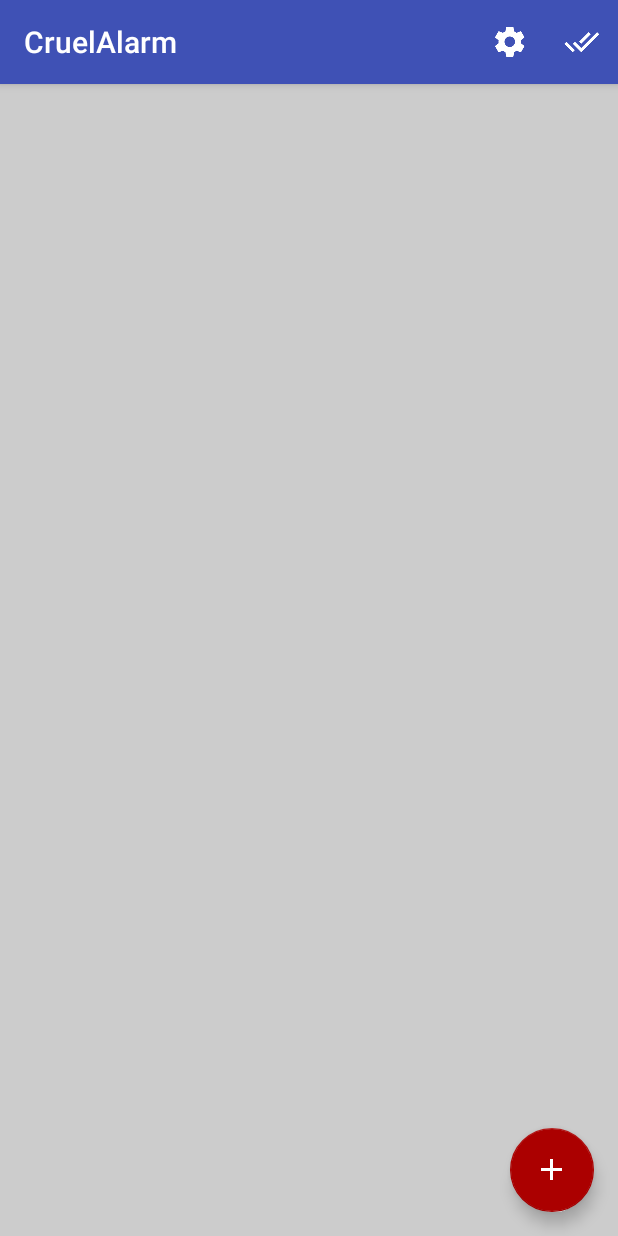
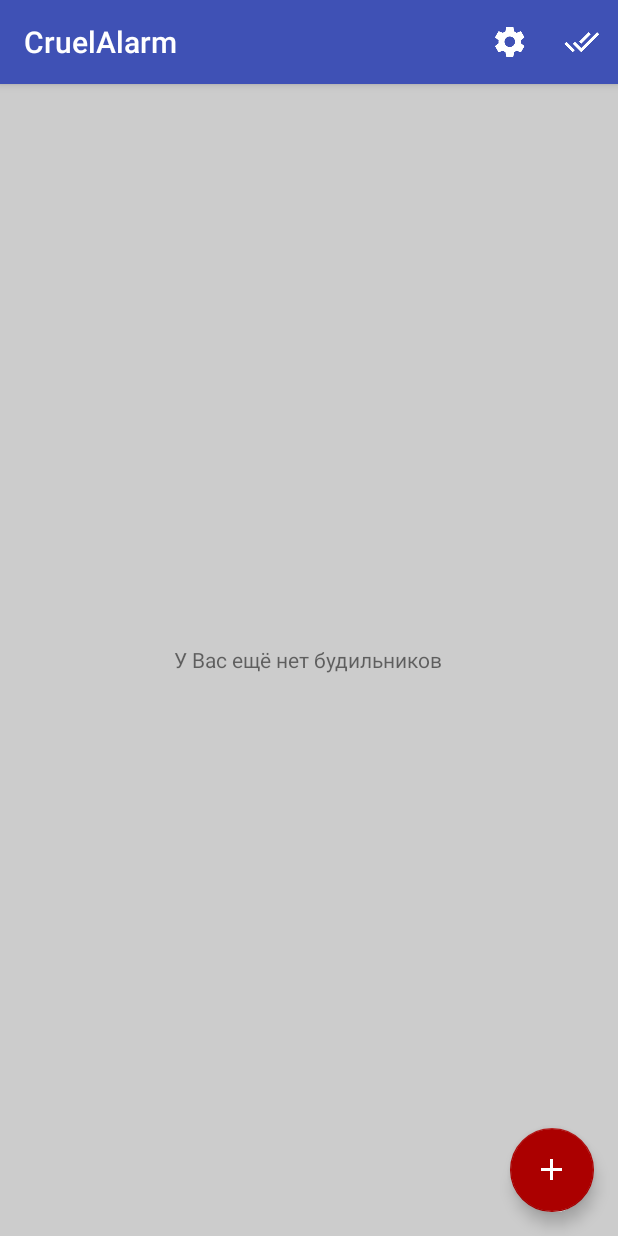
Before and after one commit to alexpdk/CruelAlarm, an Android app: the screen it shows after launch (AlarmListActivity), on a phone screen of 412 x 824 dp. Run offline under Robolectric (Android 15) with nearby library versions, the phone set to English and light mode, and no system bars.

Commit message:
Floating button fixed

```diff
--- a/app/src/main/java/com/weiaett/cruelalarm/AlarmListActivity.java
+++ b/app/src/main/java/com/weiaett/cruelalarm/AlarmListActivity.java
@@ -65,7 +65,7 @@ public class AlarmListActivity extends AppCompatActivity {
             public void onScrolled(RecyclerView recyclerView, int dx, int dy){
                 if (dy > 0 && fab.isShown())
                     fab.hide();
-                if (dy < 0 && !fab.isShown())
+                if (dy <= 0 && !fab.isShown())
                     fab.show();
             }
         });
--- a/app/src/main/java/com/weiaett/cruelalarm/AlarmListAdapter.java
+++ b/app/src/main/java/com/weiaett/cruelalarm/AlarmListAdapter.java
@@ -26,7 +26,6 @@ import android.widget.TimePicker;
 
 import com.weiaett.cruelalarm.graphics.ColorCircleDrawable;
 import com.weiaett.cruelalarm.models.Alarm;
-import com.weiaett.cruelalarm.utils.DBHelper;
 import com.weiaett.cruelalarm.utils.Utils;
 
 import java.util.Calendar;
@@ -40,8 +39,10 @@ import static com.weiaett.cruelalarm.R.id.tvTime;
  * Adapter for alarm list
  */
 
-class AlarmListAdapter extends RecyclerView.Adapter<AlarmListAdapter.ViewHolder> {
+class AlarmListAdapter extends RecyclerView.Adapter<RecyclerView.ViewHolder> {
 
+    private static final int VIEW_TYPE_EMPTY_LIST_PLACEHOLDER = 0;
+    private static final int VIEW_TYPE_LIST_VIEW = 1;
     private List<Alarm> alarms;
     private Context context;
     private RecyclerView recyclerView;
@@ -55,33 +56,56 @@ class AlarmListAdapter extends RecyclerView.Adapter<AlarmListAdapter.ViewHolder>
     }
 
     @Override
-    public ViewHolder onCreateViewHolder(ViewGroup parent, int viewType) {
-        View view = LayoutInflater.from(parent.getContext())
-                .inflate(R.layout.card_alarm, parent, false);
-        context = parent.getContext();
-        return new ViewHolder(view);
+    public int getItemViewType(int position) {
+        return alarms.isEmpty() ? VIEW_TYPE_EMPTY_LIST_PLACEHOLDER : VIEW_TYPE_LIST_VIEW;
     }
 
     @Override
-    public void onBindViewHolder(final ViewHolder holder, final int position) {
-        holder.item = alarms.get(position);
-        bindActiveDayView(holder);
-        bindPalette(holder);
-        holder.timeView.setText(holder.item.getTime());
-        holder.toneView.setText(holder.item.getTone());
-        holder.descriptionView.setText(holder.item.getDescription());
-        holder.vibrationView.setChecked(holder.item.getHasVibration());
-        holder.activateAlarmView.setColorFilter(holder.item.getIsActive() ?
-                context.getResources().getColor(R.color.colorAccent) :
-                context.getResources().getColor(R.color.colorNotActive));
-        if (expandedAlarmPosition == position && holder.expandableViewPart.getVisibility() == View.GONE) {
-            Utils.expand(holder.expandableViewPart);
-        } else if (expandedAlarmPosition != position && holder.expandableViewPart.getVisibility() == View.VISIBLE) {
-            holder.expandableViewPart.setVisibility(View.GONE);
+    public int getItemCount() {
+        return alarms.isEmpty() ? 1 : alarms.size();
+    }
+
+    @Override
+    public RecyclerView.ViewHolder onCreateViewHolder(ViewGroup parent, int viewType) {
+        context = parent.getContext();
+        View view;
+        switch(viewType) {
+            case VIEW_TYPE_EMPTY_LIST_PLACEHOLDER:
+                view = LayoutInflater.from(parent.getContext())
+                        .inflate(R.layout.empty_alarm_list_placeholder, parent, false);
+                return new EmptyViewHolder(view);
+            default:
+                view = LayoutInflater.from(parent.getContext())
+                        .inflate(R.layout.card_alarm, parent, false);
+                return new ListViewHolder(view);
         }
     }
 
-    private void bindActiveDayView(ViewHolder holder) {
+    @Override
+    public void onBindViewHolder(final RecyclerView.ViewHolder holder, final int position) {
+        switch(getItemViewType(position)) {
+            case VIEW_TYPE_EMPTY_LIST_PLACEHOLDER:
+                break;
+            case VIEW_TYPE_LIST_VIEW:
+                ((ListViewHolder) holder).item = alarms.get(position);
+                bindActiveDayView((ListViewHolder) holder);
+                bindPalette((ListViewHolder) holder);
+                ((ListViewHolder) holder).timeView.setText(((ListViewHolder) holder).item.getTime());
+                ((ListViewHolder) holder).toneView.setText(((ListViewHolder) holder).item.getTone());
+                ((ListViewHolder) holder).descriptionView.setText(((ListViewHolder) holder).item.getDescription());
+                ((ListViewHolder) holder).vibrationView.setChecked(((ListViewHolder) holder).item.getHasVibration());
+                ((ListViewHolder) holder).activateAlarmView.setColorFilter(((ListViewHolder) holder).item.getIsActive() ?
+                        context.getResources().getColor(R.color.colorAccent) :
+                        context.getResources().getColor(R.color.colorNotActive));
+                if (expandedAlarmPosition == position && ((ListViewHolder) holder).expandableViewPart.getVisibility() == View.GONE) {
+                    Utils.expand(((ListViewHolder) holder).expandableViewPart);
+                } else if (expandedAlarmPosition != position && ((ListViewHolder) holder).expandableViewPart.getVisibility() == View.VISIBLE) {
+                    ((ListViewHolder) holder).expandableViewPart.setVisibility(View.GONE);
+                }
+        }
+    }
+
+    private void bindActiveDayView(ListViewHolder holder) {
         SpannableStringBuilder builder = new SpannableStringBuilder();
         if (!holder.item.getDays().isEmpty()) {
             if (holder.item.getDays().size() == 7) {
@@ -116,7 +140,7 @@ class AlarmListAdapter extends RecyclerView.Adapter<AlarmListAdapter.ViewHolder>
         }
     }
 
-    private void bindPalette(ViewHolder holder) {
+    private void bindPalette(ListViewHolder holder) {
         for (WeekDay day : WeekDay.values()) {
             TextView tvWeekday = (TextView) holder.paletteView.getChildAt(day.ordinal());
             if (holder.item.getDays().contains(day)) {
@@ -126,11 +150,6 @@ class AlarmListAdapter extends RecyclerView.Adapter<AlarmListAdapter.ViewHolder>
                 tvWeekday.setBackground(null);
             }
         }
-    }
-
-    @Override
-    public int getItemCount() {
-        return alarms.size();
     }
 
     private void accentChangedAlarm(Alarm alarm) {
@@ -152,7 +171,7 @@ class AlarmListAdapter extends RecyclerView.Adapter<AlarmListAdapter.ViewHolder>
             final Uri uri = ringtoneIntent.getParcelableExtra(RingtoneManager.EXTRA_RINGTONE_PICKED_URI);
             final String ringtoneTitle = RingtoneManager.getRingtone(context, uri).getTitle(context);
             if (waitingForToneAlarmPosition != -1) {
-                ViewHolder holder = (ViewHolder) recyclerView.findViewHolderForAdapterPosition(waitingForToneAlarmPosition);
+                ListViewHolder holder = (ListViewHolder) recyclerView.findViewHolderForAdapterPosition(waitingForToneAlarmPosition);
                 holder.item.setTone(ringtoneTitle);
                 holder.item.setToneUri(uri);
                 holder.toneView.setText(ringtoneTitle);
@@ -161,7 +180,7 @@ class AlarmListAdapter extends RecyclerView.Adapter<AlarmListAdapter.ViewHolder>
         }
     }
 
-    class ViewHolder extends RecyclerView.ViewHolder {
+    private class ListViewHolder extends RecyclerView.ViewHolder {
         Alarm item;
         final View parentView;
         final View expandableViewPart;
@@ -176,7 +195,7 @@ class AlarmListAdapter extends RecyclerView.Adapter<AlarmListAdapter.ViewHolder>
         final TextView photoView;
         final EditText descriptionView;
 
-        ViewHolder(View view) {
+        ListViewHolder(View view) {
             super(view);
             this.parentView = view;
             expandableViewPart = view.findViewById(R.id.incExpanded);
@@ -310,12 +329,12 @@ class AlarmListAdapter extends RecyclerView.Adapter<AlarmListAdapter.ViewHolder>
                         if (item.getDays().contains(weekDay)) {
                             view.setBackground(null);
                             item.removeDay(weekDay);
-                            AlarmListAdapter.this.bindActiveDayView(ViewHolder.this);
+                            AlarmListAdapter.this.bindActiveDayView(ListViewHolder.this);
                         } else {
                             view.setBackground(new ColorCircleDrawable(context.getResources().
                                     getColor(R.color.colorAccent)));
                             item.addDay(weekDay);
-                            AlarmListAdapter.this.bindActiveDayView(ViewHolder.this);
+                            AlarmListAdapter.this.bindActiveDayView(ListViewHolder.this);
                         }
                         item.updateInDatabase();
                     }
@@ -323,4 +342,10 @@ class AlarmListAdapter extends RecyclerView.Adapter<AlarmListAdapter.ViewHolder>
             }
         }
     }
+
+    private class EmptyViewHolder extends RecyclerView.ViewHolder {
+        EmptyViewHolder(View view) {
+            super(view);
+        }
+    }
 }
--- /dev/null
+++ b/app/src/main/res/layout/empty_alarm_list_placeholder.xml
@@ -0,0 +1,13 @@
+<?xml version="1.0" encoding="utf-8"?>
+<LinearLayout xmlns:android="http://schemas.android.com/apk/res/android"
+    android:orientation="vertical" android:layout_width="match_parent"
+    android:layout_height="match_parent"
+    android:gravity="center">
+
+    <TextView
+        android:text="У Вас ещё нет будильников"
+        android:layout_width="wrap_content"
+        android:layout_height="wrap_content"
+        android:id="@+id/textView2" />
+
+</LinearLayout>
```
